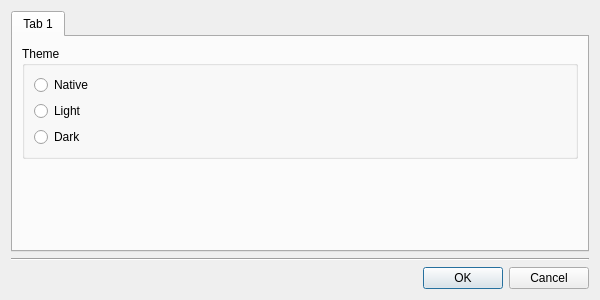
This is widgets/settingswidget.ui in akshaybabloo/DataLogger as Qt 5 draws it before an edit. The edited form follows.
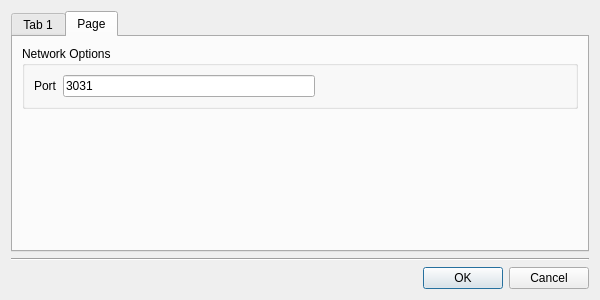
This is the edited form.

Commit message: network settings tab added

```diff
--- a/widgets/settingswidget.ui
+++ b/widgets/settingswidget.ui
@@ -16,6 +16,9 @@
   <layout class="QVBoxLayout" name="verticalLayout">
    <item>
     <widget class="QTabWidget" name="tabWidget">
+     <property name="currentIndex">
+      <number>1</number>
+     </property>
      <widget class="QWidget" name="uiTab">
       <attribute name="title">
        <string>Tab 1</string>
@@ -66,6 +69,62 @@
        </item>
       </layout>
      </widget>
+     <widget class="QWidget" name="networkTab">
+      <attribute name="title">
+       <string>Page</string>
+      </attribute>
+      <layout class="QVBoxLayout" name="verticalLayout_4">
+       <item>
+        <widget class="QGroupBox" name="groupBox_2">
+         <property name="title">
+          <string>Network Options</string>
+         </property>
+         <layout class="QHBoxLayout" name="horizontalLayout">
+          <item>
+           <widget class="QLabel" name="label">
+            <property name="text">
+             <string>Port</string>
+            </property>
+           </widget>
+          </item>
+          <item>
+           <widget class="QLineEdit" name="portEdit">
+            <property name="text">
+             <string>3031</string>
+            </property>
+           </widget>
+          </item>
+          <item>
+           <spacer name="horizontalSpacer">
+            <property name="orientation">
+             <enum>Qt::Horizontal</enum>
+            </property>
+            <property name="sizeHint" stdset="0">
+             <size>
+              <width>40</width>
+              <height>20</height>
+             </size>
+            </property>
+           </spacer>
+          </item>
+         </layout>
+        </widget>
+       </item>
+       <item>
+        <spacer name="verticalSpacer_2">
+         <property name="orientation">
+          <enum>Qt::Vertical</enum>
+         </property>
+         <property name="sizeHint" stdset="0">
+          <size>
+           <width>20</width>
+           <height>40</height>
+          </size>
+         </property>
+        </spacer>
+       </item>
+      </layout>
+     </widget>
     </widget>
    </item>
    <item>
```
The commit also changes 1 other file.
